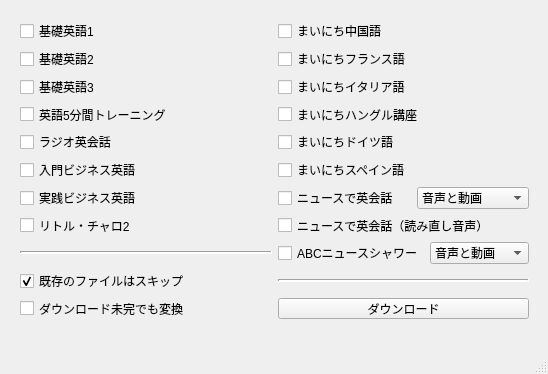
Before: the Qt Designer form mainwindow.ui in CSReviser/CaptureStream, drawn with Qt 5.
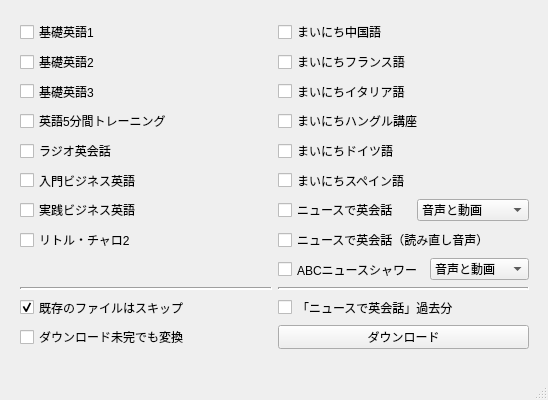
After: the same form once the commit is applied.

Commit message: add option past enews (not finished)

```diff
--- a/mainwindow.ui
+++ b/mainwindow.ui
@@ -7,7 +7,7 @@
     <x>0</x>
     <y>0</y>
     <width>548</width>
-    <height>374</height>
+    <height>400</height>
    </rect>
   </property>
   <property name="sizePolicy">
@@ -19,13 +19,13 @@
   <property name="minimumSize">
    <size>
     <width>548</width>
-    <height>374</height>
+    <height>400</height>
    </size>
   </property>
   <property name="maximumSize">
    <size>
     <width>548</width>
-    <height>374</height>
+    <height>400</height>
    </size>
   </property>
   <property name="windowTitle">
@@ -44,10 +44,10 @@
       <x>9</x>
       <y>9</y>
       <width>531</width>
-      <height>321</height>
+      <height>351</height>
      </rect>
     </property>
-    <layout class="QGridLayout" name="gridLayout_3" rowstretch="0,0,0,0,0,0,0,0,0,0,0">
+    <layout class="QGridLayout" name="gridLayout_3" rowstretch="0,0,0,0,0,0,0,0,0,0,0,0,0">
      <item row="0" column="0">
       <widget class="QCheckBox" name="checkBox_0">
        <property name="text">
@@ -97,26 +97,6 @@
        </property>
       </widget>
      </item>
-     <item row="8" column="0">
-      <widget class="Line" name="line_2">
-       <property name="lineWidth">
-        <number>2</number>
-       </property>
-       <property name="orientation">
-        <enum>Qt::Horizontal</enum>
-       </property>
-      </widget>
-     </item>
-     <item row="9" column="0">
-      <widget class="QCheckBox" name="checkBox_skip">
-       <property name="text">
-        <string>既存のファイルはスキップ</string>
-       </property>
-       <property name="checked">
-        <bool>true</bool>
-       </property>
-      </widget>
-     </item>
      <item row="7" column="0">
       <widget class="QCheckBox" name="checkBox_13">
        <property name="text">
@@ -234,16 +214,6 @@
        </item>
       </layout>
      </item>
-     <item row="10" column="0">
-      <widget class="QCheckBox" name="checkBox_keep_on_error">
-       <property name="text">
-        <string>ダウンロード未完でも変換</string>
-       </property>
-       <property name="checked">
-        <bool>false</bool>
-       </property>
-      </widget>
-     </item>
      <item row="9" column="1">
       <layout class="QHBoxLayout" name="horizontalLayout_10">
        <item>
@@ -291,13 +261,53 @@
        </item>
       </layout>
      </item>
-     <item row="10" column="1">
+     <item row="12" column="1">
       <widget class="QPushButton" name="downloadButton">
        <property name="text">
         <string>ダウンロード</string>
        </property>
       </widget>
      </item>
+     <item row="10" column="1">
+      <widget class="QCheckBox" name="checkBox_enews_past">
+       <property name="text">
+        <string>「ニュースで英会話」過去分</string>
+       </property>
+       <property name="checked">
+        <bool>false</bool>
+       </property>
+      </widget>
+     </item>
+     <item row="12" column="0">
+      <widget class="QCheckBox" name="checkBox_keep_on_error">
+       <property name="text">
+        <string>ダウンロード未完でも変換</string>
+       </property>
+       <property name="checked">
+        <bool>false</bool>
+       </property>
+      </widget>
+     </item>
+     <item row="10" column="0">
+      <widget class="QCheckBox" name="checkBox_skip">
+       <property name="text">
+        <string>既存のファイルはスキップ</string>
+       </property>
+       <property name="checked">
+        <bool>true</bool>
+       </property>
+      </widget>
+     </item>
+     <item row="9" column="0">
+      <widget class="Line" name="line_2">
+       <property name="lineWidth">
+        <number>2</number>
+       </property>
+       <property name="orientation">
+        <enum>Qt::Horizontal</enum>
+       </property>
+      </widget>
+     </item>
     </layout>
    </widget>
    <widget class="QCheckBox" name="checkBox_this_week">
```
Left out of the diff: 9 changed lines with no effect on the pictures. The commit also changes 3 other files.
